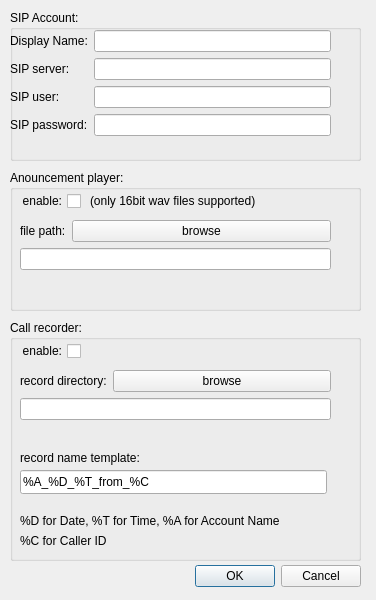
First picture: the form in accountdialog.ui, repository AWAH-SIP/AWAH-SIP_Desktop-GUI, before the edit.
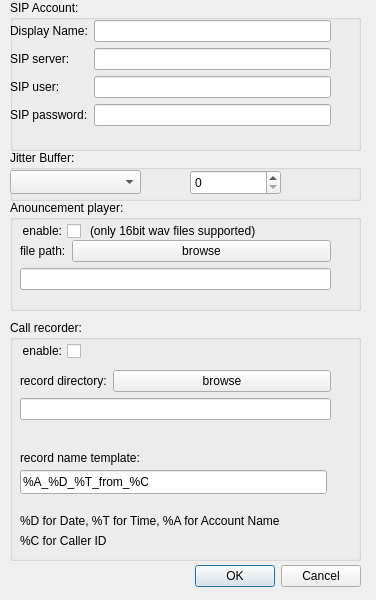
Second picture: the form after the edit.

```diff
--- a/accountdialog.ui
+++ b/accountdialog.ui
@@ -45,7 +45,7 @@
    <property name="geometry">
     <rect>
      <x>10</x>
-     <y>10</y>
+     <y>0</y>
      <width>351</width>
      <height>151</height>
     </rect>
@@ -59,7 +59,7 @@
       <x>0</x>
       <y>20</y>
       <width>321</width>
-      <height>131</height>
+      <height>121</height>
      </rect>
     </property>
     <layout class="QFormLayout" name="formLayout">
@@ -224,9 +224,9 @@
    <property name="geometry">
     <rect>
      <x>10</x>
-     <y>170</y>
+     <y>200</y>
      <width>351</width>
-     <height>141</height>
+     <height>111</height>
     </rect>
    </property>
    <property name="title">
@@ -236,9 +236,9 @@
     <property name="geometry">
      <rect>
       <x>10</x>
-      <y>50</y>
+      <y>40</y>
       <width>311</width>
-      <height>86</height>
+      <height>71</height>
      </rect>
     </property>
     <layout class="QGridLayout" name="gridLayout_2">
@@ -295,6 +295,39 @@
     </property>
    </widget>
   </widget>
+  <widget class="QGroupBox" name="JitterBox">
+   <property name="geometry">
+    <rect>
+     <x>10</x>
+     <y>150</y>
+     <width>351</width>
+     <height>51</height>
+    </rect>
+   </property>
+   <property name="title">
+    <string>Jitter Buffer:</string>
+   </property>
+   <widget class="QComboBox" name="comboBox_JBType">
+    <property name="geometry">
+     <rect>
+      <x>0</x>
+      <y>20</y>
+      <width>131</width>
+      <height>24</height>
+     </rect>
+    </property>
+   </widget>
+   <widget class="QSpinBox" name="spinBox_JB_FixedDel">
+    <property name="geometry">
+     <rect>
+      <x>180</x>
+      <y>20</y>
+      <width>91</width>
+      <height>25</height>
+     </rect>
+    </property>
+   </widget>
+  </widget>
  </widget>
  <resources/>
  <connections>
```
Left out of the diff: 6 changed lines with no effect on the pictures.
